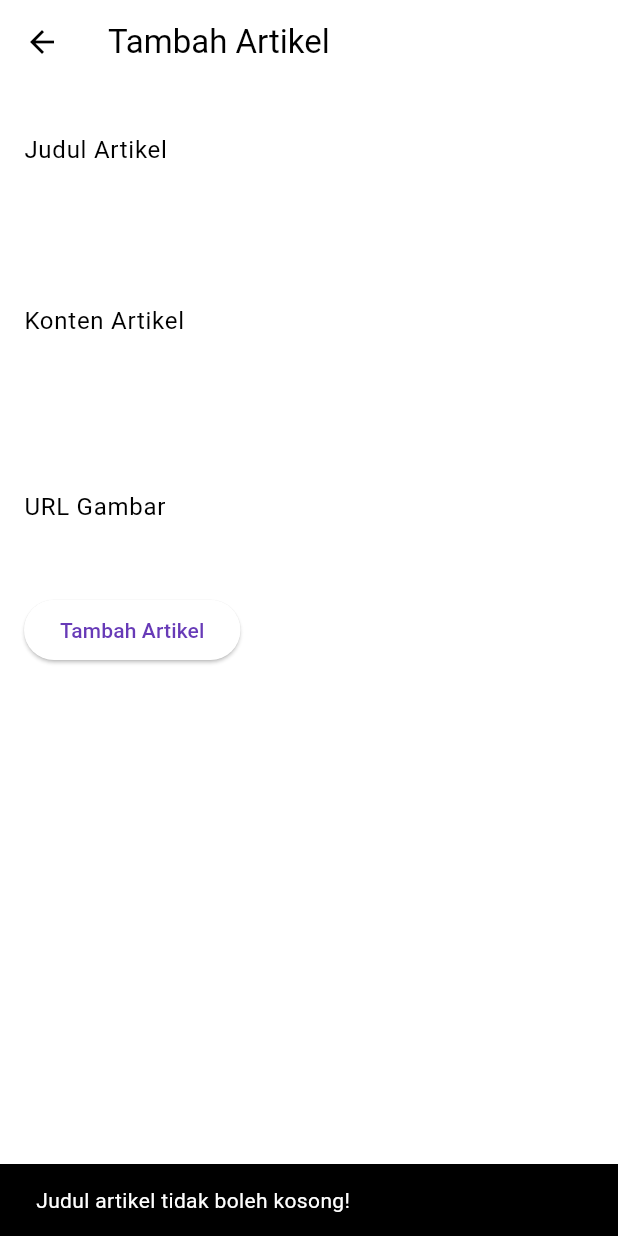
After one commit to bang-bingung-bang/BiteTracker-Mobile, a Flutter app: the AddArtikelPage screen opened by its route, after a tap on "Tambah Artikel", on a phone screen of 412 x 824 dp. The commit adds this screen. Run offline on Flutter 3.47's test engine with Material 3 defaults, Android fonts, the phone set to English and light mode, and no system bars; our stand-ins replace google_fonts; missing offline and left inert: pbp_django_auth.

Commit message:
menyelesaikan fungsionalitas

```diff
--- /dev/null
+++ b/lib/feature/artibites/models/artikel.dart
@@ -0,0 +1,15 @@
+class Artikel {
+  final String id;
+  final String title;
+  final String content;
+  final String imageUrl;
+  final String createdAt;
+
+  Artikel({
+    required this.id,
+    required this.title,
+    required this.content,
+    this.imageUrl = '',
+    required this.createdAt,
+  });
+}
--- /dev/null
+++ b/lib/feature/artibites/screens/add_artikel_page.dart
@@ -0,0 +1,121 @@
+import 'package:flutter/material.dart';
+import 'package:bite_tracker_mobile/feature/artibites/models/artikel.dart';
+
+class AddArtikelPage extends StatefulWidget {
+  const AddArtikelPage({super.key});
+
+  @override
+  _AddArtikelPageState createState() => _AddArtikelPageState();
+}
+
+class _AddArtikelPageState extends State<AddArtikelPage> {
+  final TextEditingController _titleController = TextEditingController();
+  final TextEditingController _contentController = TextEditingController();
+  final TextEditingController _imageUrlController = TextEditingController();
+
+  String? _previewImageUrl;
+
+  @override
+  Widget build(BuildContext context) {
+    return Scaffold(
+      appBar: AppBar(title: const Text('Tambah Artikel')),
+      body: Padding(
+        padding: const EdgeInsets.all(16.0),
+        child: SingleChildScrollView(
+          child: Column(
+            crossAxisAlignment: CrossAxisAlignment.start,
+            children: [
+              TextField(
+                controller: _titleController,
+                decoration: const InputDecoration(labelText: 'Judul Artikel'),
+              ),
+              const SizedBox(height: 10),
+              TextField(
+                controller: _contentController,
+                decoration: const InputDecoration(labelText: 'Konten Artikel'),
+                maxLines: 5,
+              ),
+              const SizedBox(height: 20),
+              TextField(
+                controller: _imageUrlController,
+                decoration: const InputDecoration(labelText: 'URL Gambar'),
+                onChanged: (value) {
+                  setState(() {
+                    if (Uri.tryParse(value)?.hasAbsolutePath ?? false) {
+                      _previewImageUrl = value;
+                    } else {
+                      _previewImageUrl = null;
+                    }
+                  });
+                },
+              ),
+              const SizedBox(height: 10),
+              if (_previewImageUrl != null && _previewImageUrl!.isNotEmpty)
+                Image.network(
+                  _previewImageUrl!,
+                  height: 200,
+                  width: double.infinity,
+                  fit: BoxFit.cover,
+                  errorBuilder: (context, error, stackTrace) {
+                    return const Text(
+                      'Gagal memuat gambar. Periksa URL Anda.',
+                      style: TextStyle(color: Colors.red),
+                    );
+                  },
+                ),
+              const SizedBox(height: 20),
+              ElevatedButton(
+                onPressed: _submit,
+                child: const Text('Tambah Artikel'),
+              ),
+            ],
+          ),
+        ),
+      ),
+    );
+  }
+
+  void _submit() {
+    // Validasi input
+    if (_titleController.text.isEmpty) {
+      _showSnackBar('Judul artikel tidak boleh kosong!');
+      return;
+    }
+    if (_contentController.text.isEmpty) {
+      _showSnackBar('Konten artikel tidak boleh kosong!');
+      return;
+    }
+    if (_imageUrlController.text.isEmpty) {
+      _showSnackBar('URL gambar tidak boleh kosong!');
+      return;
+    }
+
+    final artikelBaru = Artikel(
+      id: DateTime.now().toString(),
+      title: _titleController.text,
+      content: _contentController.text,
+      imageUrl: _imageUrlController.text,
+      createdAt: DateTime.now().toIso8601String(),
+    );
+
+    // Kirim artikel baru kembali ke halaman sebelumnya
+    Navigator.pop(context, artikelBaru);
+
+    // Reset form
+    _titleController.clear();
+    _contentController.clear();
+    _imageUrlController.clear();
+    setState(() {
+      _previewImageUrl = null;
+    });
+
+    // Tampilkan notifikasi sukses
+    _showSnackBar('Artikel berhasil ditambahkan!');
+  }
+
+  void _showSnackBar(String message) {
+    ScaffoldMessenger.of(context).showSnackBar(
+      SnackBar(content: Text(message)),
+    );
+  }
+}
--- /dev/null
+++ b/lib/feature/artibites/screens/artikel_list_page.dart
@@ -0,0 +1,132 @@
+import 'package:bite_tracker_mobile/feature/artibites/screens/detail_artikel_page.dart';
+import 'package:flutter/material.dart';
+import 'package:bite_tracker_mobile/feature/artibites/models/artikel.dart';
+import 'package:bite_tracker_mobile/feature/artibites/screens/add_artikel_page.dart';
+import 'package:bite_tracker_mobile/feature/artibites/screens/edit_artikel_page.dart'; // Tambahkan Edit Artikel
+
+class ArtikelListPage extends StatefulWidget {
+  const ArtikelListPage({super.key});
+
+  @override
+  _ArtikelListPageState createState() => _ArtikelListPageState();
+}
+
+class _ArtikelListPageState extends State<ArtikelListPage> {
+  final List<Artikel> _artikels = []; // Daftar artikel kosong
+
+  @override
+  Widget build(BuildContext context) {
+    return Scaffold(
+      appBar: AppBar(title: const Text('Daftar Artikel')),
+      body: _artikels.isEmpty
+          ? const Center(child: Text('Belum ada artikel!'))
+          : ListView.separated(
+              itemCount: _artikels.length,
+              separatorBuilder: (context, index) =>
+                  const Divider(), // Pemisah antar artikel
+              itemBuilder: (context, index) {
+                final artikel = _artikels[index];
+                return Card(
+                  margin:
+                      const EdgeInsets.symmetric(vertical: 8, horizontal: 16),
+                  child: ListTile(
+                    leading: artikel.imageUrl.isNotEmpty
+                        ? Image.network(
+                            artikel.imageUrl,
+                            width: 50,
+                            height: 50,
+                            fit: BoxFit.cover,
+                            errorBuilder: (context, error, stackTrace) {
+                              return const Icon(Icons.image_not_supported);
+                            },
+                          )
+                        : const Icon(Icons.image),
+                    title: Text(artikel.title),
+                    subtitle: Text(
+                      artikel.content.length > 50
+                          ? '${artikel.content.substring(0, 50)}...'
+                          : artikel.content,
+                    ),
+                    trailing: Text(
+                      artikel.createdAt.split('T').first,
+                      style: const TextStyle(fontSize: 12, color: Colors.grey),
+                    ),
+                    onTap: () {
+                      // Navigasi ke halaman detail artikel
+                      Navigator.push(
+                        context,
+                        MaterialPageRoute(
+                          builder: (context) =>
+                              ArticleDetailPage(artikel: artikel),
+                        ),
+                      );
+                    },
+                    onLongPress: () {
+                      // Menampilkan dialog untuk edit atau hapus artikel
+                      _showEditDeleteDialog(artikel);
+                    },
+                  ),
+                );
+              },
+            ),
+      floatingActionButton: FloatingActionButton(
+        onPressed: () async {
+          // Navigasi ke halaman Add Artikel
+          final artikelBaru = await Navigator.push(
+            context,
+            MaterialPageRoute(builder: (context) => const AddArtikelPage()),
+          );
+          if (artikelBaru != null && artikelBaru is Artikel) {
+            setState(() {
+              _artikels.add(artikelBaru); // Menambahkan artikel baru
+            });
+          }
+        },
+        child: const Icon(Icons.add),
+      ),
+    );
+  }
+
+  // Dialog untuk mengedit atau menghapus artikel
+  void _showEditDeleteDialog(Artikel artikel) {
+    showDialog(
+      context: context,
+      builder: (ctx) => AlertDialog(
+        title: const Text('Apa yang ingin Anda lakukan?'),
+        actions: [
+          TextButton(
+            onPressed: () {
+              // Navigasi ke halaman edit artikel
+              Navigator.push(
+                context,
+                MaterialPageRoute(
+                  builder: (context) => EditArtikelPage(artikel: artikel),
+                ),
+              ).then((updatedArtikel) {
+                if (updatedArtikel != null) {
+                  setState(() {
+                    final index = _artikels.indexOf(artikel);
+                    if (index != -1) {
+                      _artikels[index] = updatedArtikel; // Update artikel
+                    }
+                  });
+                }
+              });
+              Navigator.pop(context);
+            },
+            child: const Text('Edit'),
+          ),
+          TextButton(
+            onPressed: () {
+              setState(() {
+                _artikels.remove(artikel); // Hapus artikel
+              });
+              Navigator.pop(context);
+            },
+            child: const Text('Hapus', style: TextStyle(color: Colors.red)),
+          ),
+        ],
+      ),
+    );
+  }
+}
```
Also changed, not shown: lib/feature/artibites/screens/detail_artikel_page.dart (added, +122 -0 lines), lib/feature/artibites/screens/edit_artikel_page.dart (added, +81 -0 lines), lib/main.dart (+13 -4 lines), 10 other files.
